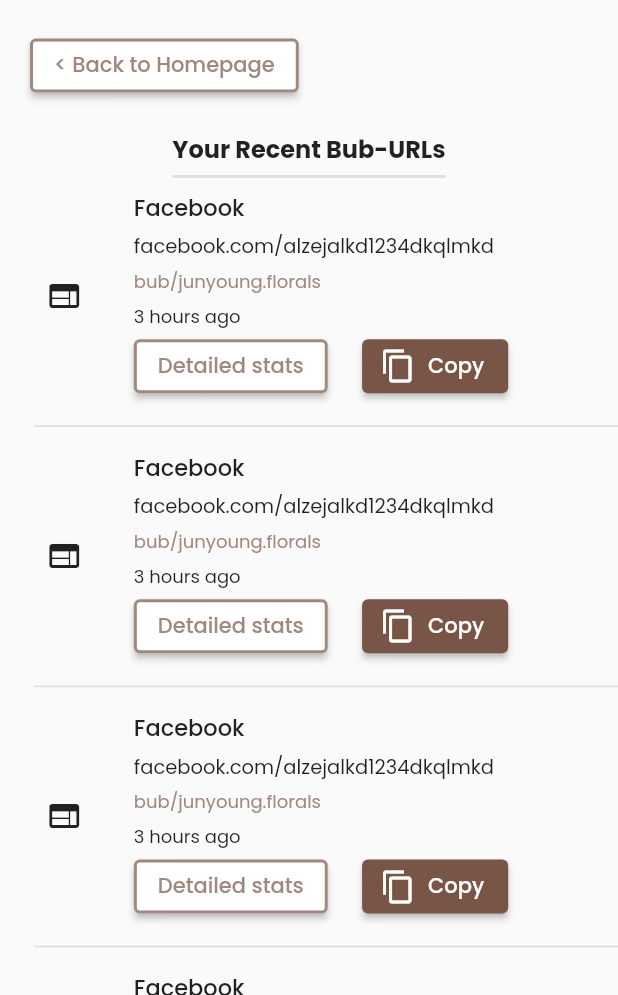
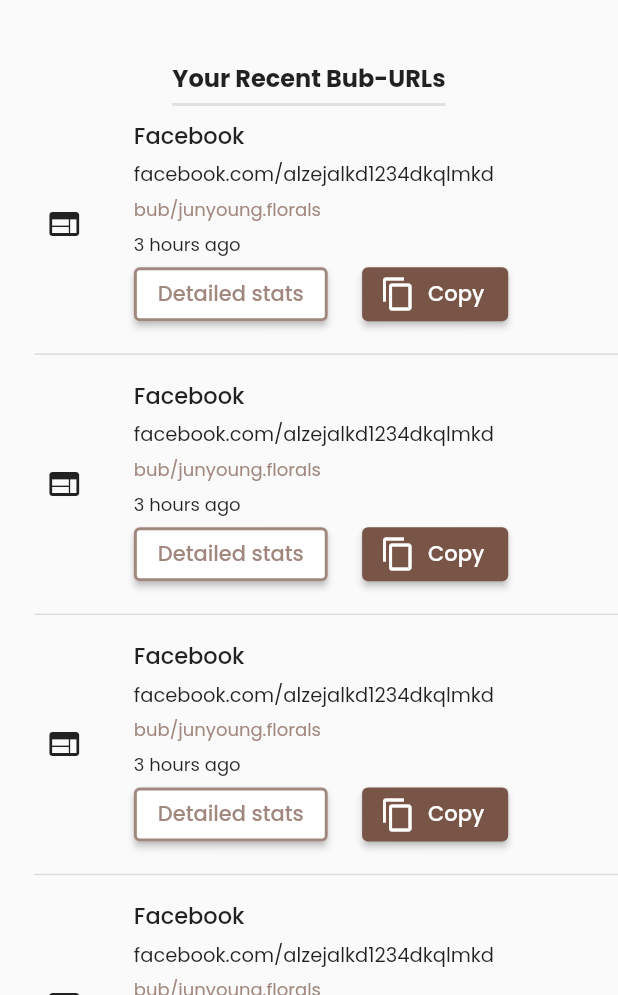
Before and after one commit to MustiAde/bub_it, a Flutter app: the screen it shows after launch, after a tap on "My URL", on a phone screen of 412 x 824 dp, the part 241-1236 px from its top. Run offline on Flutter 3.47's test engine with Material 2 defaults, Android fonts, the phone set to English and light mode, and no system bars; our stand-ins replace flutter_screenutil, google_fonts; network calls fail.

Commit message:
major edits on several pages

```diff
--- a/lib/constants/widgets.dart
+++ b/lib/constants/widgets.dart
@@ -55,14 +55,19 @@
                 color: butColor,
               ))
         ],
-        leading: const Padding(
+        leading: Padding(
           padding: EdgeInsets.fromLTRB(28.0, 10, 0, 0),
           child: Text(
             'Bub-It',
-            style: TextStyle(
+            style: GoogleFonts.newRocker(
+                fontSize: 20,
                 color: Color(0xFF80593B),
-                fontWeight: FontWeight.bold,
-                fontSize: 23),
+                fontWeight: FontWeight.bold),
+
+            // style: TextStyle(
+            //     color: Color(0xFF80593B),
+            //     fontWeight: FontWeight.bold,
+            //     fontSize: 23),
           ),
         ));
   }
@@ -278,31 +283,20 @@
           padding: const EdgeInsets.only(left: 20),
           // child: Align(
           // alignment: Alignment.topLeft,
-          child: Text(
-            'Bub-It',
-            style: GoogleFonts.newRocker(fontSize: 20),
+          child: InkWell(
+            onTap: () {
+              Navigator.push(
+                  context, MaterialPageRoute(builder: (context) => HomePage()));
+            },
+            child: Text(
+              'Bub-It',
+              style: GoogleFonts.newRocker(fontSize: 20),
+            ),
           ),
           // ),
         ),
         const SizedBox(
           height: 20,
-        ),
-        Padding(
-          padding: const EdgeInsets.only(left: 20.0),
-          child: ElevatedButton(
-            style: ElevatedButton.styleFrom(
-              side: const BorderSide(color: Color(0xFFA1887F), width: 2),
-              primary: Colors.white,
-            ),
-            onPressed: () {
-              Navigator.push(
-                  context, MaterialPageRoute(builder: (context) => HomePage()));
-            },
-            child: Text(
-              '< Back to Homepage',
-              style: GoogleFonts.poppins(color: const Color(0xFFA1887F)),
-            ),
-          ),
         ),
         const SizedBox(
           height: 20,
--- a/lib/screens/homepage.dart
+++ b/lib/screens/homepage.dart
@@ -11,6 +11,7 @@
 
 final longUrlController = TextEditingController();
 final shortUrlController = TextEditingController();
+final aliasController = TextEditingController();
 
 class HomePage extends StatefulWidget {
   const HomePage({Key? key}) : super(key: key);
@@ -89,33 +90,40 @@
                               ],
                             ),
                             Container(
-                              height: 60.h,
+                              // height: 60.h,
                               // width: MediaQuery.of(context).size.width,
                               decoration: BoxDecoration(
                                   border: Border.all(width: .4),
                                   borderRadius: BorderRadius.circular(20)),
                               child: Row(
+                                mainAxisAlignment:
+                                    MainAxisAlignment.spaceBetween,
+                                crossAxisAlignment: CrossAxisAlignment.start,
                                 children: [
                                   Container(
-                                    height: 60.w,
-                                    width: 190.h,
+                                    padding: EdgeInsets.only(left: 10, top: 10),
+                                    width:
+                                        MediaQuery.of(context).size.width * 0.4,
+                                    child: Text(
+                                      'https://shorturl22.herokuapp.com',
+                                      style: TextStyle(fontSize: 13.sm),
+                                    ),
+                                  ),
+                                  Container(
+                                    // height: 60.w,
+                                    width:
+                                        MediaQuery.of(context).size.width * 0.2,
                                     child: TextField(
-                                      controller: shortUrlController,
+                                      controller: aliasController,
+                                      maxLines: null,
                                       decoration: InputDecoration(
+                                          hintText: 'alias',
                                           isDense: true,
                                           border: OutlineInputBorder(
                                               borderRadius:
                                                   BorderRadius.circular(20))),
                                     ),
                                   ),
-                                  Center(
-                                      child: Padding(
-                                    padding: const EdgeInsets.only(left: 18.0),
-                                    child: Text(
-                                      'alias',
-                                      style: TextStyle(fontSize: 13.sm),
-                                    ),
-                                  ))
                                 ],
                               ),
                             ),
```
Also changed, not shown: lib/screens/recent_links.dart (+2 -5 lines), 1 other file.
